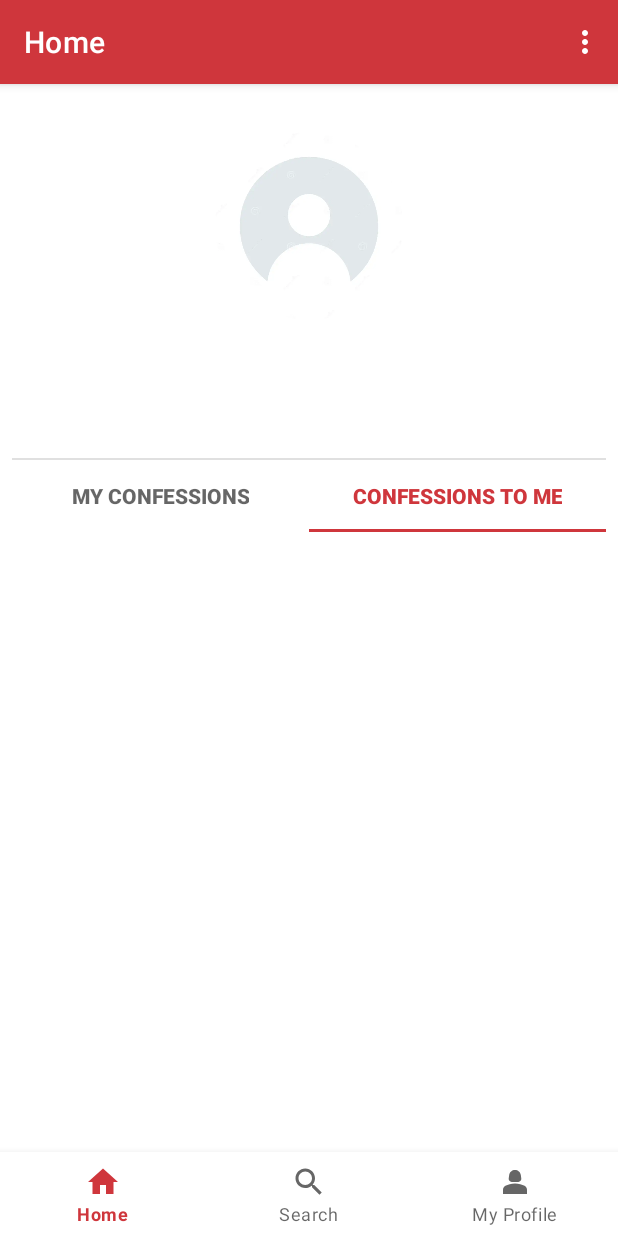
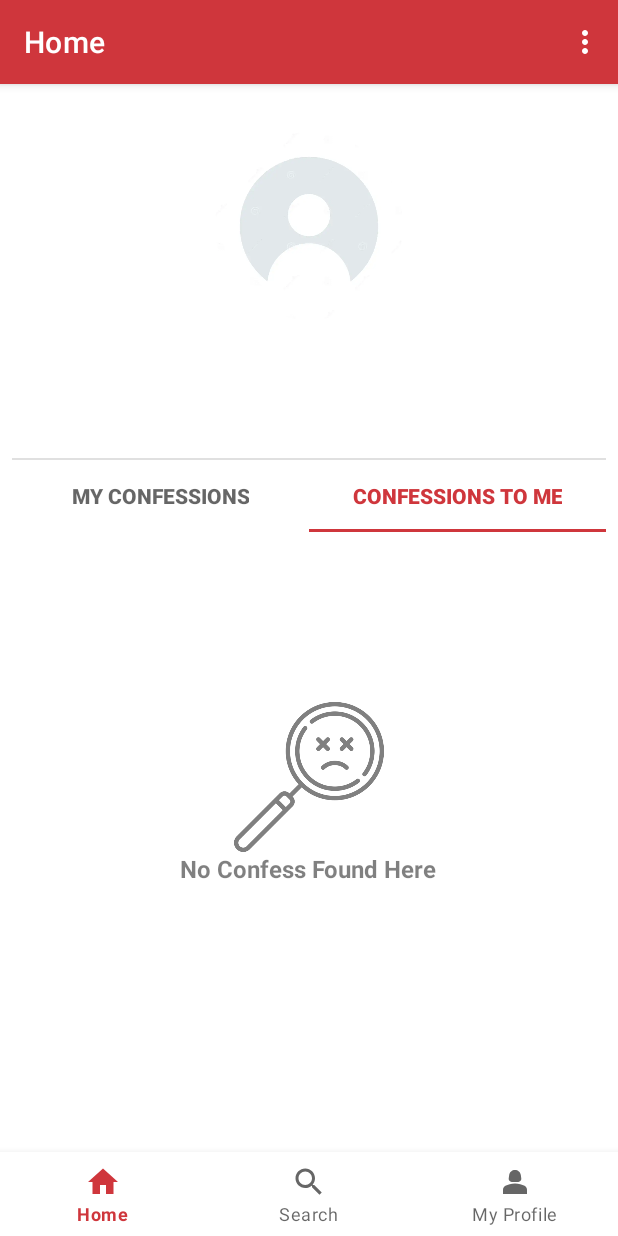
Before and after one commit to altaysoprano/ConfessMe, an Android app: the fragment ProfileFragment placed in its activity, tab 2 chosen, on a phone screen of 412 x 824 dp. Run offline under Robolectric (Android 15) with nearby library versions, the phone set to English and light mode, and no system bars; our stand-ins replace CircleImageView, Dagger/Hilt's generated code, Firebase (no records; nobody signed in at launch, a user with empty details on screens opened directly).

Commit message:
no confess found view added

```diff
--- a/app/src/main/java/com/example/confessme/presentation/ui/ConfessionsFragment.kt
+++ b/app/src/main/java/com/example/confessme/presentation/ui/ConfessionsFragment.kt
@@ -1,6 +1,7 @@
 package com.example.confessme.presentation.ui
 
 import android.os.Bundle
+import android.util.Log
 import androidx.fragment.app.Fragment
 import android.view.LayoutInflater
 import android.view.View
@@ -12,6 +13,7 @@ import androidx.recyclerview.widget.RecyclerView
 import com.example.confessme.R
 import com.example.confessme.databinding.FragmentConfessionsBinding
 import com.example.confessme.databinding.FragmentProfileBinding
+import com.example.confessme.databinding.NoConfessFoundBinding
 import com.example.confessme.presentation.ConfessViewModel
 import com.example.confessme.presentation.SearchViewModel
 import com.example.confessme.util.UiState
@@ -22,6 +24,7 @@ class ConfessionsFragment(private val isMyConfessions: Boolean) : Fragment() {
 
     private lateinit var binding: FragmentConfessionsBinding
     private lateinit var profileBinding: FragmentProfileBinding
+    private lateinit var noConfessFoundBinding: NoConfessFoundBinding
     private var limit: Long = 20
 
     private val confessListAdapter = ConfessionListAdapter(mutableListOf())
@@ -34,6 +37,7 @@ class ConfessionsFragment(private val isMyConfessions: Boolean) : Fragment() {
 
         binding = FragmentConfessionsBinding.inflate(inflater, container, false)
         profileBinding = FragmentProfileBinding.inflate(inflater, container, false)
+        noConfessFoundBinding = binding.confessionsNoConfessFoundView
 
         viewModel.fetchConfessions(limit, isMyConfessions)
 
@@ -81,7 +85,12 @@ class ConfessionsFragment(private val isMyConfessions: Boolean) : Fragment() {
                 }
                 is UiState.Success -> {
                     binding.progressBarConfessions.visibility = View.GONE
-                    confessListAdapter.updateList(state.data)
+                    if (state.data.isEmpty()) {
+                        noConfessFoundBinding.root.visibility = View.VISIBLE
+                    } else {
+                        noConfessFoundBinding.root.visibility = View.GONE
+                        confessListAdapter.updateList(state.data)
+                    }
                 }
             }
         }
--- a/app/src/main/java/com/example/confessme/presentation/ui/ConfessionsToMeFragment.kt
+++ b/app/src/main/java/com/example/confessme/presentation/ui/ConfessionsToMeFragment.kt
@@ -13,6 +13,7 @@ import com.example.confessme.R
 import com.example.confessme.databinding.FragmentConfessionsBinding
 import com.example.confessme.databinding.FragmentConfessionsToMeBinding
 import com.example.confessme.databinding.FragmentProfileBinding
+import com.example.confessme.databinding.NoConfessFoundBinding
 import com.example.confessme.presentation.ConfessViewModel
 import com.example.confessme.util.UiState
 import dagger.hilt.android.AndroidEntryPoint
@@ -22,6 +23,7 @@ class ConfessionsToMeFragment(private val isMyConfessions: Boolean) : Fragment()
 
     private lateinit var binding: FragmentConfessionsToMeBinding
     private lateinit var profileBinding: FragmentProfileBinding
+    private lateinit var noConfessFoundBinding: NoConfessFoundBinding
     private var limit: Long = 20
 
     private val confessListAdapter = ConfessionListAdapter(mutableListOf())
@@ -34,6 +36,7 @@ class ConfessionsToMeFragment(private val isMyConfessions: Boolean) : Fragment()
 
         binding = FragmentConfessionsToMeBinding.inflate(inflater, container, false)
         profileBinding = FragmentProfileBinding.inflate(inflater, container, false)
+        noConfessFoundBinding = binding.confessionsToMeNoConfessFoundView
 
         viewModel.fetchConfessions(limit, isMyConfessions)
 
@@ -82,7 +85,12 @@ class ConfessionsToMeFragment(private val isMyConfessions: Boolean) : Fragment()
                 }
                 is UiState.Success -> {
                     binding.progressBarConfessionsToMe.visibility = View.GONE
-                    confessListAdapter.updateList(state.data)
+                    if (state.data.isEmpty()) {
+                        noConfessFoundBinding.root.visibility = View.VISIBLE
+                    } else {
+                        noConfessFoundBinding.root.visibility = View.GONE
+                        confessListAdapter.updateList(state.data)
+                    }
                 }
             }
         }
--- a/app/src/main/res/layout/fragment_confessions.xml
+++ b/app/src/main/res/layout/fragment_confessions.xml
@@ -16,6 +16,18 @@
         app:layout_constraintTop_toTopOf="parent"
         app:layout_constraintBottom_toBottomOf="parent" />
 
+    <include
+        android:id="@+id/confessionsNoConfessFoundView"
+        layout="@layout/no_confess_found"
+        android:layout_width="match_parent"
+        android:layout_height="match_parent"
+        android:layout_marginBottom="?android:attr/actionBarSize"
+        app:layout_constraintBottom_toBottomOf="parent"
+        app:layout_constraintEnd_toEndOf="parent"
+        app:layout_constraintStart_toStartOf="parent"
+        app:layout_constraintTop_toTopOf="parent"
+        android:visibility="gone" />
+
     <ProgressBar
         android:id="@+id/progress_bar_confessions"
         android:layout_width="12dp"
--- a/app/src/main/res/layout/fragment_confessions_to_me.xml
+++ b/app/src/main/res/layout/fragment_confessions_to_me.xml
@@ -16,6 +16,19 @@
         app:layout_constraintTop_toTopOf="parent"
         app:layout_constraintBottom_toBottomOf="parent" />
 
+    <include
+        android:id="@+id/confessionsToMeNoConfessFoundView"
+        layout="@layout/no_confess_found"
+        android:layout_width="match_parent"
+        android:layout_height="match_parent"
+        android:layout_marginBottom="?android:attr/actionBarSize"
+        app:layout_constraintBottom_toBottomOf="parent"
+        app:layout_constraintEnd_toEndOf="parent"
+        app:layout_constraintStart_toStartOf="parent"
+        app:layout_constraintTop_toTopOf="parent"
+        android:visibility="gone" />
+
+
     <ProgressBar
         android:id="@+id/progress_bar_confessions_to_me"
         android:layout_width="12dp"
--- /dev/null
+++ b/app/src/main/res/layout/no_confess_found.xml
@@ -0,0 +1,23 @@
+<?xml version="1.0" encoding="utf-8"?>
+<LinearLayout xmlns:android="http://schemas.android.com/apk/res/android"
+    android:layout_width="match_parent"
+    android:layout_height="match_parent"
+    android:gravity="center"
+    android:orientation="vertical">
+
+    <ImageView
+        android:layout_width="100dp"
+        android:layout_height="100dp"
+        android:alpha="0.5"
+        android:contentDescription="@string/no_confess_found_description"
+        android:src="@drawable/no_result_found" />
+
+    <TextView
+        android:layout_width="wrap_content"
+        android:layout_height="wrap_content"
+        android:text="@string/no_confess_found_here"
+        android:textColor="@android:color/black"
+        android:textStyle="bold"
+        android:alpha="0.5"
+        android:textSize="16sp" />
+</LinearLayout>
--- a/app/src/main/res/values/strings.xml
+++ b/app/src/main/res/values/strings.xml
@@ -5,4 +5,6 @@
     <!-- TODO: Remove or change this placeholder text -->
     <string name="hello_blank_fragment">Hello blank fragment</string>
     <string name="confess">Confess</string>
+    <string name="no_confess_found_description">No Confess Found Description</string>
+    <string name="no_confess_found_here">No Confess Found Here</string>
 </resources>
```
Also changed, not shown: app/src/main/res/drawable/no_result_found.png (added).
